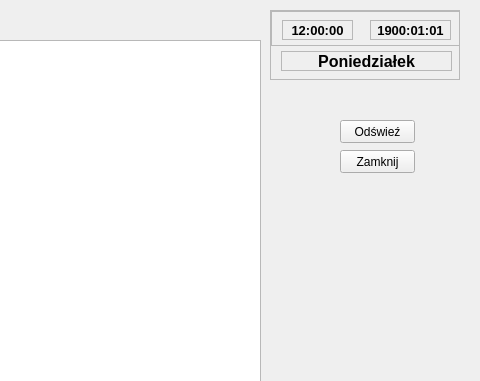
Qt form Urzadzenia/urzadzenialista.ui (Astropl/TestRamek) before a commit; both pictures show x 320 to 800 and y 0 to 381 of the 800 by 600 pixel window.
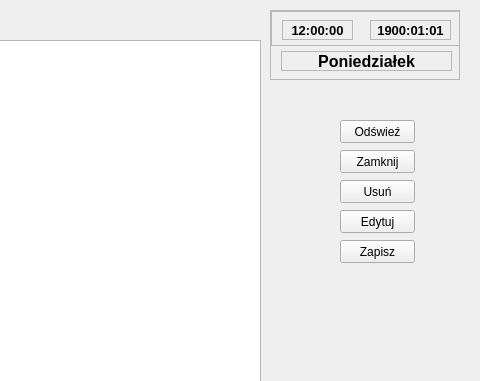
The same form after that commit.

Patch:
```diff
--- a/Urzadzenia/urzadzenialista.ui
+++ b/Urzadzenia/urzadzenialista.ui
@@ -233,6 +233,45 @@
      <string>Test Skasuj</string>
     </property>
    </widget>
+   <widget class="QPushButton" name="pushButton_3">
+    <property name="geometry">
+     <rect>
+      <x>660</x>
+      <y>180</y>
+      <width>75</width>
+      <height>23</height>
+     </rect>
+    </property>
+    <property name="text">
+     <string>Usuń</string>
+    </property>
+   </widget>
+   <widget class="QPushButton" name="pushButton_4">
+    <property name="geometry">
+     <rect>
+      <x>660</x>
+      <y>210</y>
+      <width>75</width>
+      <height>23</height>
+     </rect>
+    </property>
+    <property name="text">
+     <string>Edytuj</string>
+    </property>
+   </widget>
+   <widget class="QPushButton" name="pushButton_5">
+    <property name="geometry">
+     <rect>
+      <x>660</x>
+      <y>240</y>
+      <width>75</width>
+      <height>23</height>
+     </rect>
+    </property>
+    <property name="text">
+     <string>Zapisz</string>
+    </property>
+   </widget>
    <zorder>label</zorder>
    <zorder>scrollArea</zorder>
    <zorder>tableView</zorder>
```
Left out of the diff: 3 changed lines with no effect on the pictures.
